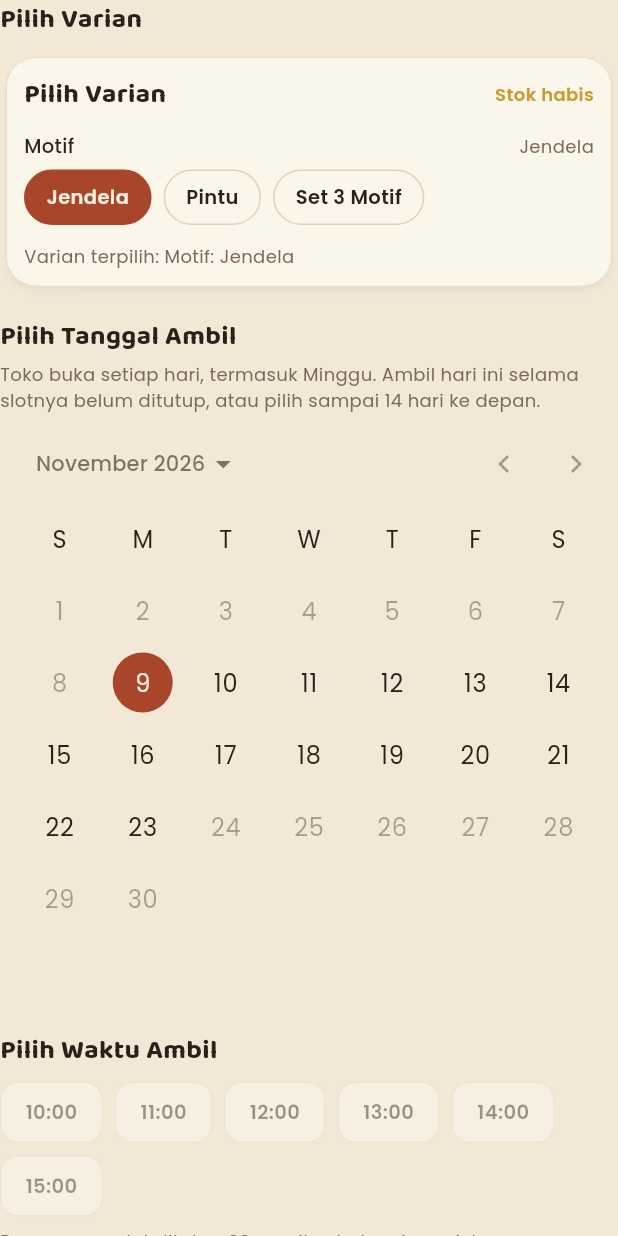
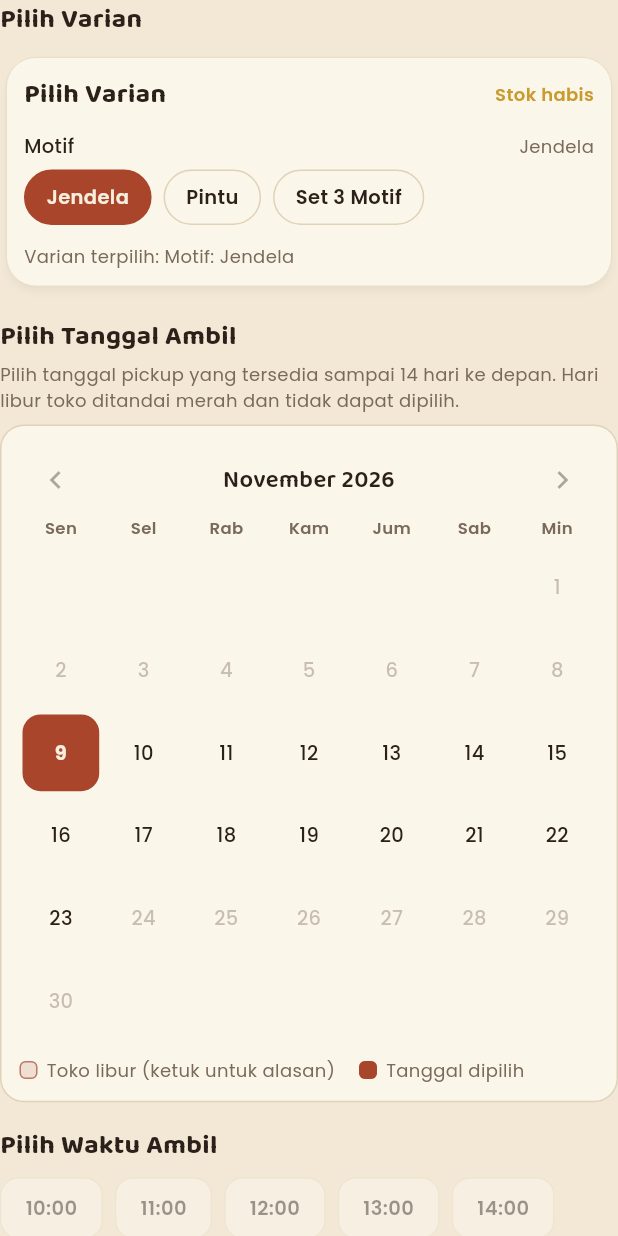
Before and after one commit to 4abduu/sesuatudarikotamalang-user-mobile, a Flutter app: the DateTimePickerStep widget shown alone on an empty page, opened directly with empty values, on a phone screen of 412 x 824 dp. Run offline on Flutter 3.47's test engine with Material 3 defaults, Android fonts, the phone set to English and light mode, and no system bars; our stand-ins replace go_router, google_fonts, google_sign_in, image_picker, qr_flutter, shared_preferences and 1 more; accounts and stored records are empty; network calls fail.

Commit message:
kalender libur pickuo dan banner pesanan libur

```diff
--- a/lib/data/models/order_model.dart
+++ b/lib/data/models/order_model.dart
@@ -122,6 +122,8 @@ class OrderModel {
   final String? refundedAt;
   final String? cancelReason;
   final RefundInfo? refund;
+  final bool affectedByHoliday;
+  final String? holidayReason;
 
   const OrderModel({
     required this.id,
@@ -147,6 +149,8 @@ class OrderModel {
     this.refundedAt,
     this.cancelReason,
     this.refund,
+    this.affectedByHoliday = false,
+    this.holidayReason,
   });
 
   factory OrderModel.fromJson(Map<String, dynamic> j) {
@@ -196,6 +200,8 @@ class OrderModel {
       refundedAt: j['refundedAt'] ?? rInfo?.refundedAt,
       cancelReason: j['cancelReason'],
       refund: rInfo,
+      affectedByHoliday: j['affectedByHoliday'] == true,
+      holidayReason: j['holidayInfo'] is Map ? (j['holidayInfo']['reason'] as String?) : null,
     );
   }
 
@@ -223,6 +229,8 @@ class OrderModel {
     if (refundedAt != null) 'refundedAt': refundedAt,
     if (cancelReason != null) 'cancelReason': cancelReason,
     if (refund != null) 'refund': refund!.toJson(),
+    'affectedByHoliday': affectedByHoliday,
+    if (holidayReason != null) 'holidayReason': holidayReason,
   };
 
   OrderModel copyWith({
@@ -231,6 +239,8 @@ class OrderModel {
     String? holdExpiresAt,
     int? holdExtendedMinutes,
     Map<String, dynamic>? snap,
+    bool? affectedByHoliday,
+    String? holidayReason,
   }) =>
       OrderModel(
         id: id,
@@ -252,6 +262,8 @@ class OrderModel {
         pickupDeadline: pickupDeadline,
         items: items,
         snap: snap ?? this.snap,
+        affectedByHoliday: affectedByHoliday ?? this.affectedByHoliday,
+        holidayReason: holidayReason ?? this.holidayReason,
       );
 
   static OrderStatus _statusFromStr(String s) {
--- /dev/null
+++ b/lib/data/models/pickup_holidays_model.dart
@@ -0,0 +1,129 @@
+/// Data libur pickup dari `GET /api/slots/holidays`.
+/// Hari mengikuti ISO: 1 = Senin ... 7 = Minggu (sama dengan `DateTime.weekday` di Dart).
+library;
+
+const List<String> _weekdayNames = [
+  '',
+  'Senin',
+  'Selasa',
+  'Rabu',
+  'Kamis',
+  'Jumat',
+  'Sabtu',
+  'Minggu',
+];
+
+DateTime _parseDateOnly(dynamic v) {
+  final s = (v ?? '').toString();
+  if (s.length >= 10) {
+    final parts = s.substring(0, 10).split('-');
+    if (parts.length == 3) {
+      final y = int.tryParse(parts[0]);
+      final m = int.tryParse(parts[1]);
+      final d = int.tryParse(parts[2]);
+      if (y != null && m != null && d != null) return DateTime(y, m, d);
+    }
+  }
+  return DateTime(1970);
+}
+
+/// Satu jadwal libur: satu tanggal atau beberapa tanggal berurutan, lengkap dengan alasan.
+class HolidayRange {
+  final String id;
+  final DateTime start;
+  final DateTime end;
+  final String reason;
+
+  const HolidayRange({
+    required this.id,
+    required this.start,
+    required this.end,
+    required this.reason,
+  });
+
+  factory HolidayRange.fromJson(Map<String, dynamic> j) {
+    final start = _parseDateOnly(j['startDate']);
+    final end = j['endDate'] == null ? start : _parseDateOnly(j['endDate']);
+    return HolidayRange(
+      id: (j['id'] ?? '').toString(),
+      start: start,
+      end: end,
+      reason: (j['reason'] ?? '').toString(),
+    );
+  }
+
+  bool contains(DateTime date) {
+    final d = DateTime(date.year, date.month, date.day);
+    return !d.isBefore(start) && !d.isAfter(end);
+  }
+}
+
+/// Penjelasan kenapa suatu tanggal libur, dipakai oleh pop-up alasan.
+class HolidayInfo {
+  /// true bila libur karena libur mingguan, false bila karena jadwal libur khusus.
+  final bool weekly;
+  final String reason;
+
+  const HolidayInfo({required this.weekly, required this.reason});
+}
+
+class PickupHolidays {
+  final bool weeklyEnabled;
+  final Set<int> weeklyDays;
+  final List<HolidayRange> ranges;
+
+  const PickupHolidays({
+    required this.weeklyEnabled,
+    required this.weeklyDays,
+    required this.ranges,
+  });
+
+  static const PickupHolidays empty = PickupHolidays(
+    weeklyEnabled: false,
+    weeklyDays: <int>{},
+    ranges: <HolidayRange>[],
+  );
+
+  factory PickupHolidays.fromJson(Map<String, dynamic> j) {
+    final weekly = j['weeklyOff'];
+    var enabled = false;
+    final days = <int>{};
+    if (weekly is Map<String, dynamic>) {
+      enabled = weekly['enabled'] == true;
+      final rawDays = weekly['days'];
+      if (rawDays is List) {
+        for (final d in rawDays) {
+          final n = d is num ? d.toInt() : int.tryParse(d.toString());
+          if (n != null && n >= 1 && n <= 7) days.add(n);
+        }
+      }
+    }
+    final rawRanges = j['holidays'];
+    final ranges = <HolidayRange>[];
+    if (rawRanges is List) {
+      for (final r in rawRanges) {
+        if (r is Map<String, dynamic>) ranges.add(HolidayRange.fromJson(r));
+      }
+    }
+    return PickupHolidays(weeklyEnabled: enabled, weeklyDays: days, ranges: ranges);
+  }
+
+  /// Null bila tanggal buka. Jadwal libur khusus didahulukan karena punya alasan sendiri.
+  HolidayInfo? infoFor(DateTime date) {
+    for (final r in ranges) {
+      if (r.contains(date)) {
+        return HolidayInfo(
+          weekly: false,
+          reason: r.reason.isEmpty ? 'Toko libur pada tanggal ini.' : r.reason,
+        );
+      }
+    }
+    if (weeklyEnabled && weeklyDays.contains(date.weekday)) {
+      return HolidayInfo(
+        weekly: true,
+        reason: 'Toko libur setiap hari ${_weekdayNames[date.weekday]}.',
+      );
+    }
+    return null;
+  }
+}
--- a/lib/features/account/screens/order_detail_screen.dart
+++ b/lib/features/account/screens/order_detail_screen.dart
@@ -1,3 +1,4 @@
+import '../widgets/holiday_affected_banner.dart';
 import 'package:flutter/material.dart';
 import 'package:go_router/go_router.dart';
 import 'package:provider/provider.dart';
@@ -209,6 +210,10 @@ class _OrderDetailScreenState extends State<OrderDetailScreen> {
                       const SizedBox(height: 16),
                     ],
 
+                    if (o.affectedByHoliday) ...[
+                      HolidayAffectedBanner(reason: o.holidayReason, pickupDate: o.pickupDate),
+                      const SizedBox(height: 16),
+                    ],
                     Container(
                       width: double.infinity,
                       padding: const EdgeInsets.all(16),
--- a/lib/features/reservation/screens/reservation_flow_screen.dart
+++ b/lib/features/reservation/screens/reservation_flow_screen.dart
@@ -173,7 +173,7 @@ class _ReservationBody extends StatelessWidget {
                       // Pesan error selalu dari backend; mobile tidak mengganti dengan teks buatan sendiri.
                       ScaffoldMessenger.of(context).showSnackBar(SnackBar(content: Text(e.message)));
                     }
-                    if (e.code == 'SLOT_FULL' || e.code == 'SLOT_PASSED' || e.code == 'SLOT_UNAVAILABLE') {
+                    if (e.code == 'SLOT_FULL' || e.code == 'SLOT_PASSED' || e.code == 'SLOT_UNAVAILABLE' || e.code == 'PICKUP_DATE_CLOSED') {
                       // Slot penuh, lewat, atau tidak lagi tersedia: kembali ke pilihan jadwal dengan data slot terbaru.
                       p.backToSchedule();
                     } else if (e.status == 409) {
--- a/lib/features/reservation/widgets/date_time_picker_step.dart
+++ b/lib/features/reservation/widgets/date_time_picker_step.dart
@@ -4,6 +4,7 @@ import '../../../core/theme/app_colors.dart';
 import '../../../core/theme/app_text_styles.dart';
 import '../../product_detail/widgets/variant_picker.dart';
 import '../providers/reservation_flow_provider.dart';
+import 'pickup_calendar.dart';
 
 class DateTimePickerStep extends StatelessWidget {
   final ReservationFlowProvider provider;
@@ -30,11 +31,11 @@ class DateTimePickerStep extends StatelessWidget {
       Text('Pilih Tanggal Ambil', style: AppTextStyles.h3),
       const SizedBox(height: 4),
       Text(
-        'Toko buka setiap hari, termasuk Minggu. Ambil hari ini selama slotnya belum ditutup, atau pilih sampai ${ReservationFlowProvider.maxAdvanceDays} hari ke depan.',
+        'Pilih tanggal pickup yang tersedia sampai ${ReservationFlowProvider.maxAdvanceDays} hari ke depan. Hari libur toko ditandai merah dan tidak dapat dipilih.',
         style: AppTextStyles.caption,
       ),
       const SizedBox(height: 8),
-      CalendarDatePicker(
+      PickupCalendar(
         initialDate: initial,
         firstDate: first,
         lastDate: last,
--- /dev/null
+++ b/lib/features/reservation/widgets/pickup_calendar.dart
@@ -0,0 +1,268 @@
+import 'package:flutter/material.dart';
+import 'package:google_fonts/google_fonts.dart';
+import 'package:intl/intl.dart';
+import '../../../core/network/api_client.dart';
+import '../../../core/theme/app_colors.dart';
+import '../../../core/theme/app_text_styles.dart';
+import '../../../data/models/pickup_holidays_model.dart';
+import 'holiday_reason_sheet.dart';
+
+DateTime _dateOnly(DateTime d) => DateTime(d.year, d.month, d.day);
+bool _sameDay(DateTime a, DateTime b) => a.year == b.year && a.month == b.month && a.day == b.day;
+String _fmt(DateTime d) =>
+    '${d.year.toString().padLeft(4, '0')}-${d.month.toString().padLeft(2, '0')}-${d.day.toString().padLeft(2, '0')}';
+
+/// Kalender pemilih tanggal pickup pengganti `CalendarDatePicker`.
+/// Hari libur (libur mingguan dan jadwal libur) tampil MERAH dan tidak bisa dipilih; mengetuknya membuka
+/// pop-up alasan libur. Data libur diambil dari `GET /api/slots/holidays`. Bila gagal dimuat, semua tanggal
+/// tampil buka dan server tetap menolak tanggal libur saat pesanan dibuat.
+class PickupCalendar extends StatefulWidget {
+  final DateTime initialDate;
+  final DateTime firstDate;
+  final DateTime lastDate;
+  final ValueChanged<DateTime> onDateChanged;
+
+  const PickupCalendar({
+    super.key,
+    required this.initialDate,
+    required this.firstDate,
+    required this.lastDate,
+    required this.onDateChanged,
+  });
+
+  @override
+  State<PickupCalendar> createState() => _PickupCalendarState();
+}
+
+class _PickupCalendarState extends State<PickupCalendar> {
+  late DateTime _selected;
+  late DateTime _visibleMonth;
+  PickupHolidays _holidays = PickupHolidays.empty;
+
+  DateTime get _first => _dateOnly(widget.firstDate);
+  DateTime get _last => _dateOnly(widget.lastDate);
+
+  @override
+  void initState() {
+    super.initState();
+    _selected = _dateOnly(widget.initialDate);
+    _visibleMonth = DateTime(_selected.year, _selected.month);
+    _loadHolidays();
+  }
+
+  @override
+  void didUpdateWidget(covariant PickupCalendar oldWidget) {
+    super.didUpdateWidget(oldWidget);
+    final incoming = _dateOnly(widget.initialDate);
+    if (!_sameDay(_dateOnly(oldWidget.initialDate), incoming) &&
+        !_sameDay(incoming, _selected) &&
+        _holidays.infoFor(incoming) == null) {
+      setState(() {
+        _selected = incoming;
+        _visibleMonth = DateTime(incoming.year, incoming.month);
+      });
+    }
+  }
+
+  Future<void> _loadHolidays() async {
+    PickupHolidays loaded = PickupHolidays.empty;
+    try {
+      final res = await ApiClient.get(
+        '/slots/holidays',
+        queryParameters: {'from': _fmt(_first), 'to': _fmt(_last)},
+      );
+      if (res is Map<String, dynamic>) {
+        loaded = PickupHolidays.fromJson(res);
+      }
+    } catch (_) {
+      // Abaikan: server tetap menolak tanggal libur saat pesanan dibuat.
+    }
+    if (!mounted) return;
+    setState(() => _holidays = loaded);
+
+    // Tanggal terpilih ternyata libur: pindahkan ke tanggal buka berikutnya.
+    if (_holidays.infoFor(_selected) != null) {
+      final next = _nextOpenDate(_selected);
+      if (next != null) {
+        setState(() {
+          _selected = next;
+          _visibleMonth = DateTime(next.year, next.month);
+        });
+        widget.onDateChanged(next);
+      }
+    }
+  }
+
+  DateTime? _nextOpenDate(DateTime from) {
+    var d = _dateOnly(from);
+    while (!d.isAfter(_last)) {
+      if (!d.isBefore(_first) && _holidays.infoFor(d) == null) return d;
+      d = d.add(const Duration(days: 1));
+    }
+    return null;
+  }
+
+  @override
+  Widget build(BuildContext context) {
+    final monthLabel = DateFormat('MMMM yyyy', 'id_ID').format(_visibleMonth);
+    final canPrev = _visibleMonth.isAfter(DateTime(_first.year, _first.month));
+    final canNext = _visibleMonth.isBefore(DateTime(_last.year, _last.month));
+
+    final lead = DateTime(_visibleMonth.year, _visibleMonth.month, 1).weekday - 1;
+    final daysInMonth = DateTime(_visibleMonth.year, _visibleMonth.month + 1, 0).day;
+    final cells = <Widget>[];
+    for (var i = 0; i < lead; i++) {
+      cells.add(const SizedBox.shrink());
+    }
+    for (var d = 1; d <= daysInMonth; d++) {
+      cells.add(_dayCell(DateTime(_visibleMonth.year, _visibleMonth.month, d)));
+    }
+    while (cells.length % 7 != 0) {
+      cells.add(const SizedBox.shrink());
+    }
+    final rows = <Widget>[];
+    for (var i = 0; i < cells.length; i += 7) {
+      rows.add(Row(
+        children: cells
+            .sublist(i, i + 7)
+            .map((c) => Expanded(child: AspectRatio(aspectRatio: 1, child: c)))
+            .toList(),
+      ));
+    }
+
+    const weekdays = ['Sen', 'Sel', 'Rab', 'Kam', 'Jum', 'Sab', 'Min'];
+
+    return Container(
+      padding: const EdgeInsets.all(12),
+      decoration: BoxDecoration(
+        color: AppColors.surface,
+        borderRadius: BorderRadius.circular(16),
+        border: Border.all(color: AppColors.border),
+      ),
+      child: Column(
+        crossAxisAlignment: CrossAxisAlignment.start,
+        children: [
+          Row(children: [
+            IconButton(
+              tooltip: 'Bulan sebelumnya',
+              onPressed: canPrev
+                  ? () => setState(() => _visibleMonth = DateTime(_visibleMonth.year, _visibleMonth.month - 1))
+                  : null,
+              icon: const Icon(Icons.chevron_left),
+            ),
+            Expanded(
+              child: Text(monthLabel, textAlign: TextAlign.center, style: AppTextStyles.title),
+            ),
+            IconButton(
+              tooltip: 'Bulan berikutnya',
+              onPressed: canNext
+                  ? () => setState(() => _visibleMonth = DateTime(_visibleMonth.year, _visibleMonth.month + 1))
+                  : null,
+              icon: const Icon(Icons.chevron_right),
+            ),
+          ]),
+          Row(
+            children: weekdays
+                .map((w) => Expanded(
+                      child: Center(
+                        child: Text(
+                          w,
+                          style: GoogleFonts.poppins(
+                            fontSize: 11,
+                            fontWeight: FontWeight.w600,
+                            color: AppColors.muted,
+                          ),
+                        ),
+                      ),
+                    ))
+                .toList(),
+          ),
+          const SizedBox(height: 4),
+          ...rows,
+          const SizedBox(height: 10),
+          Wrap(spacing: 16, runSpacing: 6, children: [
+            _legend(AppColors.destructive.withValues(alpha: 0.12), AppColors.destructive, 'Toko libur (ketuk untuk alasan)'),
+            _legend(AppColors.primary, AppColors.primary, 'Tanggal dipilih'),
+          ]),
+        ],
+      ),
+    );
+  }
+
+  Widget _legend(Color fill, Color border, String label) {
+    return Row(mainAxisSize: MainAxisSize.min, children: [
+      Container(
+        width: 12,
+        height: 12,
+        decoration: BoxDecoration(
+          color: fill,
+          borderRadius: BorderRadius.circular(4),
+          border: Border.all(color: border.withValues(alpha: 0.6)),
+        ),
+      ),
+      const SizedBox(width: 6),
+      Text(label, style: AppTextStyles.caption),
+    ]);
+  }
+
+  Widget _dayCell(DateTime date) {
+    final inRange = !date.isBefore(_first) && !date.isAfter(_last);
+    final info = inRange ? _holidays.infoFor(date) : null;
+    final isSelected = _sameDay(date, _selected);
+    final isToday = _sameDay(date, _dateOnly(DateTime.now()));
+
+    Color? bg;
+    Color fg;
+    var weight = FontWeight.w500;
+    BoxBorder? border;
+
+    if (!inRange) {
+      fg = AppColors.muted.withValues(alpha: 0.4);
+    } else if (info != null) {
+      bg = AppColors.destructive.withValues(alpha: 0.12);
+      fg = AppColors.destructive;
+      weight = FontWeight.w700;
+      border = Border.all(color: AppColors.destructive.withValues(alpha: 0.35));
+    } else if (isSelected) {
+      bg = AppColors.primary;
+      fg = AppColors.onPrimary;
+      weight = FontWeight.w700;
+    } else {
+      fg = AppColors.foreground;
+      if (isToday) border = Border.all(color: AppColors.primary);
+    }
+
+    VoidCallback? onTap;
+    if (inRange && info != null) {
+      onTap = () => showHolidayReasonSheet(context, date: date, info: info);
+    } else if (inRange) {
+      onTap = () {
+        setState(() => _selected = date);
+        widget.onDateChanged(date);
+      };
+    }
+
+    final label = DateFormat('d MMMM yyyy', 'id_ID').format(date);
+    return Semantics(
+      button: inRange,
+      label: info != null ? '$label, toko libur' : label,
+      child: InkWell(
+        borderRadius: BorderRadius.circular(12),
+        onTap: onTap,
+        child: Container(
+          margin: const EdgeInsets.all(2),
+          decoration: BoxDecoration(
+            color: bg,
+            borderRadius: BorderRadius.circular(12),
+            border: border,
+          ),
+          alignment: Alignment.center,
+          child: Text(
+            '${date.day}',
+            style: GoogleFonts.poppins(fontSize: 13, fontWeight: weight, color: fg),
+          ),
+        ),
+      ),
+    );
+  }
+}
```
Also changed, not shown: lib/features/account/widgets/holiday_affected_banner.dart (added, +47 -0 lines), lib/features/reservation/widgets/holiday_reason_sheet.dart (added, +62 -0 lines).
